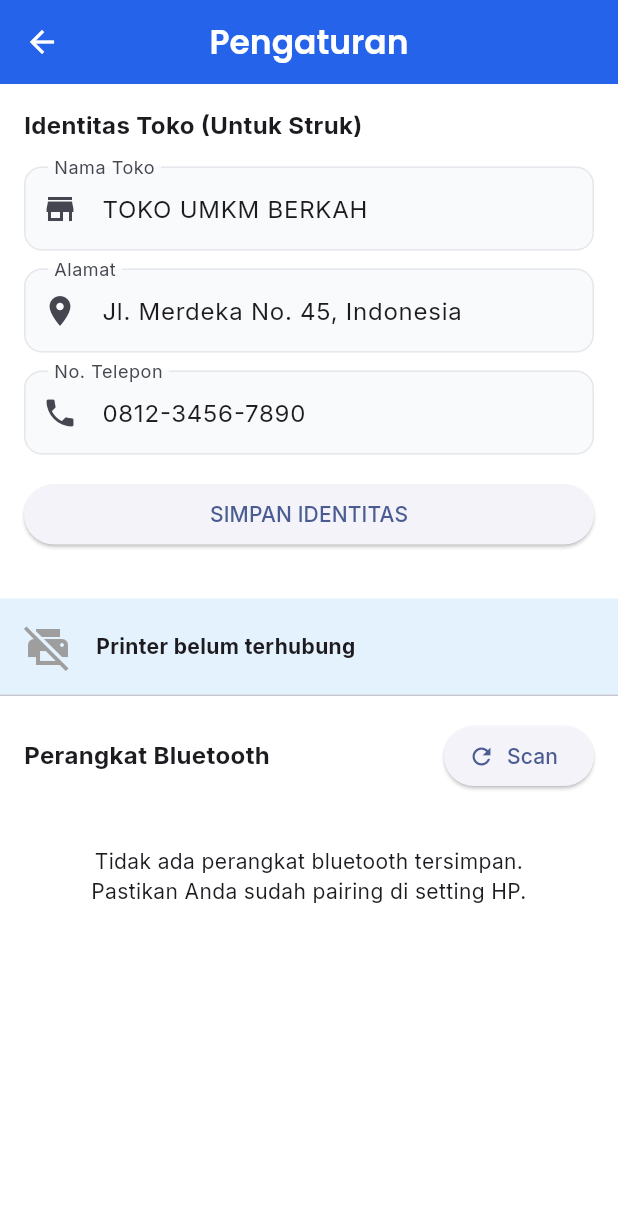
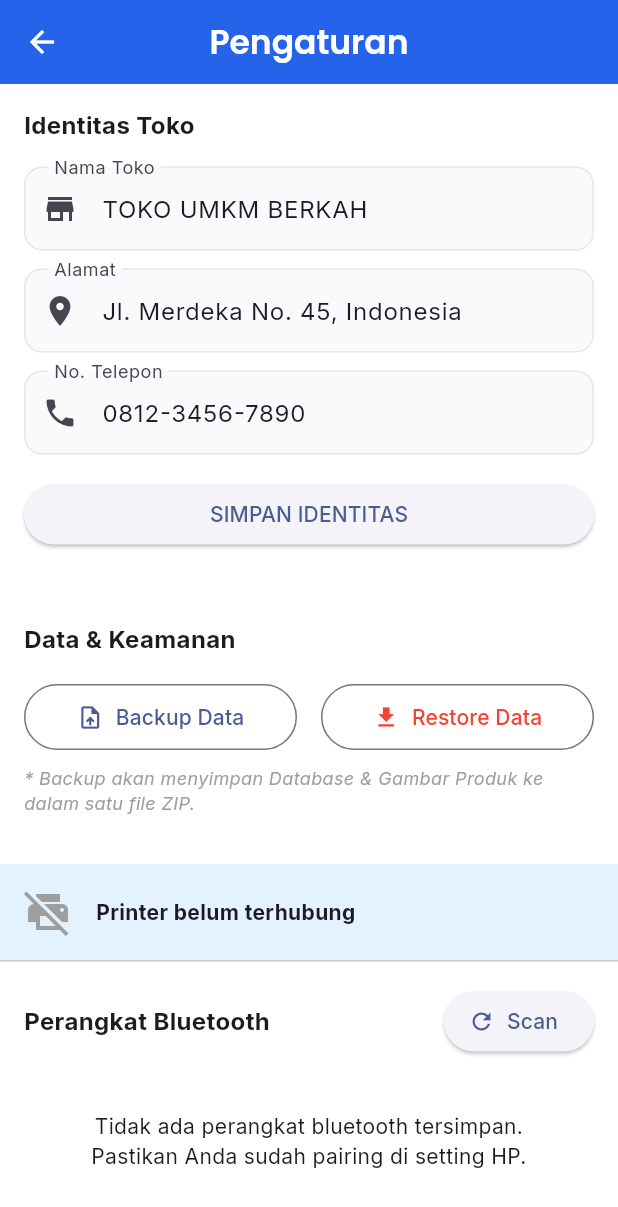
Before and after one commit to ezz001-dev/kasir-offline-gratis, a Flutter app: the SettingsScreen screen opened directly, on a phone screen of 412 x 824 dp. Shown: the top 1207 px of the screen. Run offline on Flutter 3.47's test engine with Material 3 defaults, Android fonts, the phone set to English and light mode, and no system bars; our stand-ins replace csv, file_picker, fl_chart, google_fonts, image_picker, share_plus and 2 more; missing offline and left inert: esc_pos_utils, mobile_scanner, print_bluetooth_thermal; accounts and stored records are empty.

Commit message:
implement backup

```diff
--- a/lib/screens/settings_screen.dart
+++ b/lib/screens/settings_screen.dart
@@ -1,7 +1,9 @@
 import 'package:flutter/material.dart';
 import 'package:provider/provider.dart';
+import 'package:flutter/services.dart'; // Untuk Exit App
 import '../providers/printer_provider.dart';
-import '../providers/settings_provider.dart'; // Import Settings Provider
+import '../providers/settings_provider.dart';
+import '../utils/backup_helper.dart'; // Import Backup Helper
 
 class SettingsScreen extends StatefulWidget {
   const SettingsScreen({super.key});
@@ -11,6 +13,7 @@ class SettingsScreen extends StatefulWidget {
 }
 
 class _SettingsScreenState extends State<SettingsScreen> {
+  // ... (Controller dan initState biarkan SAMA seperti sebelumnya)
   final _nameController = TextEditingController();
   final _addressController = TextEditingController();
   final _phoneController = TextEditingController();
@@ -19,13 +22,11 @@ class _SettingsScreenState extends State<SettingsScreen> {
   void initState() {
     super.initState();
     WidgetsBinding.instance.addPostFrameCallback((_) {
-      // 1. Load Data Toko
       final settings = Provider.of<SettingsProvider>(context, listen: false);
       _nameController.text = settings.shopName;
       _addressController.text = settings.shopAddress;
       _phoneController.text = settings.shopPhone;
 
-      // 2. Scan Printer
       final printer = Provider.of<PrinterProvider>(context, listen: false);
       printer.checkConnection();
       printer.scanDevices();
@@ -44,6 +45,32 @@ class _SettingsScreenState extends State<SettingsScreen> {
     FocusScope.of(context).unfocus();
   }
 
+  // Logic Restore UI
+  void _performRestore() async {
+    bool success = await BackupHelper.restoreBackup(context);
+    if (success && mounted) {
+      showDialog(
+        context: context,
+        barrierDismissible: false,
+        builder: (ctx) => AlertDialog(
+          title: const Text("Restore Berhasil"),
+          content: const Text(
+            "Data berhasil dipulihkan.\nSilakan restart aplikasi agar perubahan diterapkan dengan benar.",
+          ),
+          actions: [
+            ElevatedButton(
+              onPressed: () {
+                // Keluar aplikasi (agar user buka ulang dan DB reload fresh)
+                SystemNavigator.pop();
+              },
+              child: const Text("Tutup Aplikasi"),
+            ),
+          ],
+        ),
+      );
+    }
+  }
+
   @override
   Widget build(BuildContext context) {
     return Scaffold(
@@ -59,7 +86,7 @@ class _SettingsScreenState extends State<SettingsScreen> {
                 crossAxisAlignment: CrossAxisAlignment.start,
                 children: [
                   const Text(
-                    "Identitas Toko (Untuk Struk)",
+                    "Identitas Toko",
                     style: TextStyle(fontWeight: FontWeight.bold, fontSize: 16),
                   ),
                   const SizedBox(height: 16),
@@ -101,12 +128,63 @@ class _SettingsScreenState extends State<SettingsScreen> {
 
             const Divider(thickness: 4, color: Colors.white),
 
-            // --- BAGIAN 2: PRINTER ---
+            // --- BAGIAN 2: DATA & KEAMANAN (FITUR BARU) ---
+            Padding(
+              padding: const EdgeInsets.all(16.0),
+              child: Column(
+                crossAxisAlignment: CrossAxisAlignment.start,
+                children: [
+                  const Text(
+                    "Data & Keamanan",
+                    style: TextStyle(fontWeight: FontWeight.bold, fontSize: 16),
+                  ),
+                  const SizedBox(height: 16),
+                  Row(
+                    children: [
+                      Expanded(
+                        child: OutlinedButton.icon(
+                          onPressed: () => BackupHelper.createBackup(context),
+                          icon: const Icon(Icons.upload_file),
+                          label: const Text("Backup Data"),
+                          style: OutlinedButton.styleFrom(
+                            padding: const EdgeInsets.symmetric(vertical: 12),
+                          ),
+                        ),
+                      ),
+                      const SizedBox(width: 16),
+                      Expanded(
+                        child: OutlinedButton.icon(
+                          onPressed: _performRestore,
+                          icon: const Icon(Icons.download),
+                          label: const Text("Restore Data"),
+                          style: OutlinedButton.styleFrom(
+                            padding: const EdgeInsets.symmetric(vertical: 12),
+                            foregroundColor: Colors.red,
+                          ),
+                        ),
+                      ),
+                    ],
+                  ),
+                  const SizedBox(height: 8),
+                  const Text(
+                    "* Backup akan menyimpan Database & Gambar Produk ke dalam satu file ZIP.",
+                    style: TextStyle(
+                      color: Colors.grey,
+                      fontSize: 12,
+                      fontStyle: FontStyle.italic,
+                    ),
+                  ),
+                ],
+              ),
+            ),
+
+            const Divider(thickness: 4, color: Colors.white),
+
+            // --- BAGIAN 3: PRINTER (Biarkan SAMA PERSIS dengan sebelumnya) ---
             Consumer<PrinterProvider>(
               builder: (context, printer, child) {
                 return Column(
                   children: [
-                    // Header Status
                     Container(
                       padding: const EdgeInsets.all(16),
                       color: Colors.blue.shade50,
@@ -155,10 +233,7 @@ class _SettingsScreenState extends State<SettingsScreen> {
                         ],
                       ),
                     ),
-
                     const Divider(height: 1),
-
-                    // Tombol Scan
                     Padding(
                       padding: const EdgeInsets.all(16.0),
                       child: Row(
@@ -186,8 +261,7 @@ class _SettingsScreenState extends State<SettingsScreen> {
                         ],
                       ),
                     ),
-
-                    // List Perangkat
+                    // ... (List Printer code sama seperti sebelumnya)
                     printer.devices.isEmpty
                         ? const Padding(
                             padding: EdgeInsets.all(20.0),
@@ -199,8 +273,7 @@ class _SettingsScreenState extends State<SettingsScreen> {
                             ),
                           )
                         : ListView.builder(
-                            shrinkWrap:
-                                true, // Agar tidak error di dalam SingleChildScrollView
+                            shrinkWrap: true,
                             physics: const NeverScrollableScrollPhysics(),
                             itemCount: printer.devices.length,
                             itemBuilder: (context, index) {
@@ -208,7 +281,6 @@ class _SettingsScreenState extends State<SettingsScreen> {
                               final isConnected =
                                   printer.connectedMacAddress ==
                                   device.macAdress;
-
                               return ListTile(
                                 leading: const Icon(Icons.bluetooth),
                                 title: Text(device.name),
```
